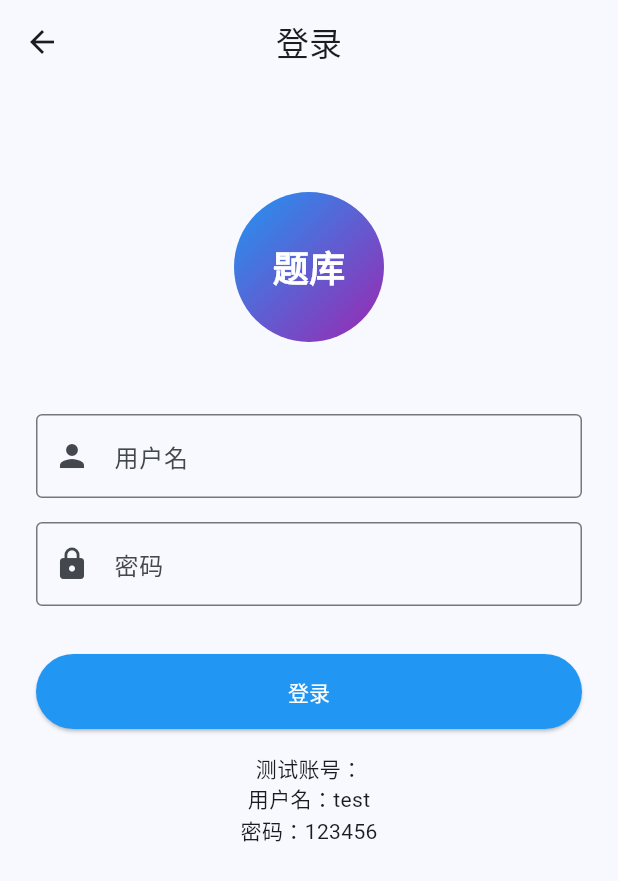
After one commit to fqy9242/biguo-app, a Flutter app: the screen it shows after launch, item 2 of the bottom bar chosen, after a tap on "登录", on a phone screen of 412 x 824 dp. The commit adds this screen. Shown: the top 881 px of the screen. Run offline on Flutter 3.47's test engine with Material 3 defaults, Android fonts, the phone set to English and light mode, and no system bars; our stand-ins replace shared_preferences.

Commit message:
feat:个人中心页

```diff
--- a/lib/main.dart
+++ b/lib/main.dart
@@ -1,9 +1,12 @@
 import 'package:flutter/material.dart';
+import 'package:shared_preferences/shared_preferences.dart';
 import 'models/lib/models.dart';
 import 'pages/quiz_page.dart';
 import 'pages/question_bank_page.dart';
 import 'pages/add_question_page.dart';
 import 'pages/import_word_page.dart';
+import 'pages/login_page.dart';
+import 'pages/profile_page.dart';
 
 void main() {
   runApp(const MyApp());
@@ -35,11 +38,25 @@ class HomePage extends StatefulWidget {
 class _HomePageState extends State<HomePage> {
   final QuizBankManager _bankManager = QuizBankManager();
   bool _isInitialized = false;
+  String? _loggedInUser;
+  int _currentIndex = 0;
 
   @override
   void initState() {
     super.initState();
     _initializeMockData();
+    _loadLoginStatus();
+  }
+
+  // 加载登录状态
+  Future<void> _loadLoginStatus() async {
+    final prefs = await SharedPreferences.getInstance();
+    final username = prefs.getString('loggedInUser');
+    if (username != null) {
+      setState(() {
+        _loggedInUser = username;
+      });
+    }
   }
 
   // 初始化模拟数据
@@ -61,12 +78,7 @@ class _HomePageState extends State<HomePage> {
         id: '1',
         content: '以下哪个是Flutter的特点？',
         difficulty: Difficulty.medium,
-        options: [
-          '跨平台开发',
-          '仅支持iOS',
-          '仅支持Android',
-          '需要原生代码开发',
-        ],
+        options: ['跨平台开发', '仅支持iOS', '仅支持Android', '需要原生代码开发'],
         correctAnswerIndex: 0,
         explanation: 'Flutter是一个跨平台的UI框架，可以使用一套代码构建iOS、Android、Web和桌面应用。',
         bankId: mockBank2.id,
@@ -91,7 +103,8 @@ class _HomePageState extends State<HomePage> {
         id: '4',
         content: '请简要说明Flutter的热重载功能。',
         difficulty: Difficulty.hard,
-        referenceAnswer: 'Flutter的热重载功能允许开发者在不重启应用的情况下，将代码更改实时应用到运行中的应用上，大大提高了开发效率。',
+        referenceAnswer:
+            'Flutter的热重载功能允许开发者在不重启应用的情况下，将代码更改实时应用到运行中的应用上，大大提高了开发效率。',
         explanation: '热重载通过替换应用的Widget树来实现，保留应用的状态，使开发者能够快速看到代码更改的效果。',
         bankId: mockBank2.id,
       ),
@@ -102,12 +115,7 @@ class _HomePageState extends State<HomePage> {
         id: '5',
         content: '下列哪个是唐代诗人？',
         difficulty: Difficulty.easy,
-        options: [
-          '李白',
-          '苏轼',
-          '辛弃疾',
-          '李清照',
-        ],
+        options: ['李白', '苏轼', '辛弃疾', '李清照'],
         correctAnswerIndex: 0,
         explanation: '李白是唐代著名诗人，被称为"诗仙"。',
         bankId: mockBank1.id,
@@ -171,9 +179,9 @@ class _HomePageState extends State<HomePage> {
           TextButton(
             onPressed: () {
               if (bankName.isEmpty) {
-                ScaffoldMessenger.of(context).showSnackBar(
-                  const SnackBar(content: Text('请输入题库名称')),
-                );
+                ScaffoldMessenger.of(
+                  context,
+                ).showSnackBar(const SnackBar(content: Text('请输入题库名称')));
                 return;
               }
 
@@ -206,10 +214,8 @@ class _HomePageState extends State<HomePage> {
     Navigator.push(
       context,
       MaterialPageRoute(
-        builder: (context) => QuizPage(
-          questions: questions,
-          title: '练习 - ${bank.name}',
-        ),
+        builder: (context) =>
+            QuizPage(questions: questions, title: '练习 - ${bank.name}'),
       ),
     );
   }
@@ -254,11 +260,38 @@ class _HomePageState extends State<HomePage> {
   // 显示消息
   void _showMessage(String message) {
     ScaffoldMessenger.of(context).showSnackBar(
-      SnackBar(
-        content: Text(message),
-        duration: const Duration(seconds: 2),
+      SnackBar(content: Text(message), duration: const Duration(seconds: 2)),
+    );
+  }
+
+  // 导航到登录页面
+  void _navigateToLogin() {
+    Navigator.push(
+      context,
+      MaterialPageRoute(
+        builder: (context) => LoginPage(onLoginSuccess: _handleLoginSuccess),
       ),
     );
+  }
+
+  // 处理登录成功
+  Future<void> _handleLoginSuccess(String username) async {
+    final prefs = await SharedPreferences.getInstance();
+    await prefs.setString('loggedInUser', username);
+    setState(() {
+      _loggedInUser = username;
+    });
+    _showMessage('登录成功，欢迎 $username');
+  }
+
+  // 处理登出
+  Future<void> _handleLogout() async {
+    final prefs = await SharedPreferences.getInstance();
+    await prefs.remove('loggedInUser');
+    setState(() {
+      _loggedInUser = null;
+    });
+    _showMessage('已登出');
   }
 
   @override
@@ -269,22 +302,7 @@ class _HomePageState extends State<HomePage> {
         backgroundColor: Colors.white,
         elevation: 1,
         foregroundColor: Colors.black,
-        actions: [
-          TextButton(
-            onPressed: () {},
-            child: const Text('合并题库'),
-            style: TextButton.styleFrom(
-              foregroundColor: Colors.blue,
-            ),
-          ),
-          TextButton(
-            onPressed: () {},
-            child: const Text('历史记录'),
-            style: TextButton.styleFrom(
-              foregroundColor: Colors.blue,
-            ),
-          ),
-        ],
+        actions: [],
       ),
       body: Container(
         color: Colors.white,
@@ -337,7 +355,10 @@ class _HomePageState extends State<HomePage> {
                           itemBuilder: (context, index) {
                             final bank = _bankManager.getAllQuizBanks()[index];
                             final isRecent = index == 0; // 模拟最近学习
-                            final isStarred = index == _bankManager.getAllQuizBanks().length - 1; // 模拟星标
+                            final isStarred =
+                                index ==
+                                _bankManager.getAllQuizBanks().length -
+                                    1; // 模拟星标
 
                             return GestureDetector(
                               onTap: () => _navigateToQuiz(bank),
@@ -352,13 +373,18 @@ class _HomePageState extends State<HomePage> {
                                   ),
                                 ),
                                 child: Padding(
-                                  padding: const EdgeInsets.symmetric(vertical: 12),
+                                  padding: const EdgeInsets.symmetric(
+                                    vertical: 12,
+                                  ),
                                   child: Row(
-                                    crossAxisAlignment: CrossAxisAlignment.start,
+                                    crossAxisAlignment:
+                                        CrossAxisAlignment.start,
                                     children: [
                                       // 左侧图标
                                       Container(
-                                        margin: const EdgeInsets.only(right: 12),
+                                        margin: const EdgeInsets.only(
+                                          right: 12,
+                                        ),
                                         child: Stack(
                                           children: [
                                             Container(
@@ -366,7 +392,8 @@ class _HomePageState extends State<HomePage> {
                                               height: 48,
                                               decoration: BoxDecoration(
                                                 color: Colors.blue[100],
-                                                borderRadius: BorderRadius.circular(8),
+                                                borderRadius:
+                                                    BorderRadius.circular(8),
                                               ),
                                               child: const Icon(
                                                 Icons.menu_book,
@@ -382,7 +409,8 @@ class _HomePageState extends State<HomePage> {
                                                 height: 20,
                                                 decoration: BoxDecoration(
                                                   color: Colors.yellow,
-                                                  borderRadius: BorderRadius.circular(10),
+                                                  borderRadius:
+                                                      BorderRadius.circular(10),
                                                 ),
                                                 child: const Icon(
                                                   Icons.arrow_upward,
@@ -398,7 +426,8 @@ class _HomePageState extends State<HomePage> {
                                       // 中间内容
                                       Expanded(
                                         child: Column(
-                                          crossAxisAlignment: CrossAxisAlignment.start,
+                                          crossAxisAlignment:
+                                              CrossAxisAlignment.start,
                                           children: [
                                             Row(
                                               children: [
@@ -424,10 +453,17 @@ class _HomePageState extends State<HomePage> {
                                               children: [
                                                 if (isRecent) ...[
                                                   Container(
-                                                    padding: const EdgeInsets.symmetric(horizontal: 6, vertical: 2),
+                                                    padding:
+                                                        const EdgeInsets.symmetric(
+                                                          horizontal: 6,
+                                                          vertical: 2,
+                                                        ),
                                                     decoration: BoxDecoration(
                                                       color: Colors.red[100],
-                                                      borderRadius: BorderRadius.circular(4),
+                                                      borderRadius:
+                                                          BorderRadius.circular(
+                                                            4,
+                                                          ),
                                                     ),
                                                     child: const Text(
                                                       '最近学习',
@@ -448,7 +484,9 @@ class _HomePageState extends State<HomePage> {
                                                 ),
                                                 const SizedBox(width: 16),
                                                 Text(
-                                                  isRecent ? '2026-01-08' : '2025-12-31',
+                                                  isRecent
+                                                      ? '2026-01-08'
+                                                      : '2025-12-31',
                                                   style: TextStyle(
                                                     color: Colors.grey[600],
                                                     fontSize: 14,
@@ -512,6 +550,40 @@ class _HomePageState extends State<HomePage> {
           ),
         ),
       ),
+      bottomNavigationBar: BottomNavigationBar(
+        currentIndex: _currentIndex,
+        onTap: (index) {
+          setState(() {
+            _currentIndex = index;
+            // 根据索引切换不同的页面
+            switch (index) {
+              case 0:
+                // 首页，保持当前页面
+                break;
+              case 1:
+                // 个人中心页面
+                Navigator.push(
+                  context,
+                  MaterialPageRoute(
+                    builder: (context) => ProfilePage(
+                      loggedInUser: _loggedInUser,
+                      onLogout: _handleLogout,
+                    ),
+                  ),
+                );
+                break;
+            }
+          });
+        },
+        items: const [
+          BottomNavigationBarItem(icon: Icon(Icons.home), label: '首页'),
+          BottomNavigationBarItem(icon: Icon(Icons.person), label: '我的'),
+        ],
+        selectedItemColor: Colors.blue,
+        unselectedItemColor: Colors.grey,
+        backgroundColor: Colors.white,
+        elevation: 2,
+      ),
     );
   }
 }
--- /dev/null
+++ b/lib/pages/login_page.dart
@@ -0,0 +1,139 @@
+import 'package:flutter/material.dart';
+
+class LoginPage extends StatefulWidget {
+  final Function(String username) onLoginSuccess;
+
+  const LoginPage({Key? key, required this.onLoginSuccess}) : super(key: key);
+
+  @override
+  State<LoginPage> createState() => _LoginPageState();
+}
+
+class _LoginPageState extends State<LoginPage> {
+  final _formKey = GlobalKey<FormState>();
+  String _username = '';
+  String _password = '';
+  bool _isLoading = false;
+
+  void _handleLogin() async {
+    if (_formKey.currentState?.validate() ?? false) {
+      _formKey.currentState?.save();
+      setState(() {
+        _isLoading = true;
+      });
+
+      // 模拟登录延迟
+      await Future.delayed(const Duration(seconds: 1));
+
+      // 模拟登录成功
+      widget.onLoginSuccess(_username);
+      Navigator.pop(context);
+    }
+  }
+
+  @override
+  Widget build(BuildContext context) {
+    return Scaffold(
+      appBar: AppBar(
+        title: const Text('登录'),
+        centerTitle: true,
+      ),
+      body: SingleChildScrollView(
+        padding: const EdgeInsets.all(24),
+        child: Form(
+          key: _formKey,
+          child: Column(
+            crossAxisAlignment: CrossAxisAlignment.stretch,
+            children: [
+              const SizedBox(height: 48),
+              // 应用Logo
+              Center(
+                child: Container(
+                  width: 100,
+                  height: 100,
+                  decoration: BoxDecoration(
+                    shape: BoxShape.circle,
+                    gradient: LinearGradient(
+                      colors: [Colors.blue, Colors.purple],
+                      begin: Alignment.topLeft,
+                      end: Alignment.bottomRight,
+                    ),
+                  ),
+                  child: const Center(
+                    child: Text(
+                      '题库',
+                      style: TextStyle(
+                        fontSize: 24,
+                        fontWeight: FontWeight.bold,
+                        color: Colors.white,
+                      ),
+                    ),
+                  ),
+                ),
+              ),
+              const SizedBox(height: 48),
+              // 用户名输入
+              TextFormField(
+                decoration: const InputDecoration(
+                  labelText: '用户名',
+                  hintText: '请输入用户名',
+                  border: OutlineInputBorder(),
+                  prefixIcon: Icon(Icons.person),
+                ),
+                onSaved: (value) => _username = value!,
+                validator: (value) {
+                  if (value?.isEmpty ?? true) {
+                    return '请输入用户名';
+                  }
+                  return null;
+                },
+              ),
+              const SizedBox(height: 16),
+              // 密码输入
+              TextFormField(
+                decoration: const InputDecoration(
+                  labelText: '密码',
+                  hintText: '请输入密码',
+                  border: OutlineInputBorder(),
+                  prefixIcon: Icon(Icons.lock),
+                ),
+                obscureText: true,
+                onSaved: (value) => _password = value!,
+                validator: (value) {
+                  if (value?.isEmpty ?? true) {
+                    return '请输入密码';
+                  }
+                  return null;
+                },
+              ),
+              const SizedBox(height: 32),
+              // 登录按钮
+              ElevatedButton(
+                onPressed: _isLoading ? null : _handleLogin,
+                style: ElevatedButton.styleFrom(
+                  minimumSize: const Size(double.infinity, 50),
+                  backgroundColor: Colors.blue,
+                  foregroundColor: Colors.white,
+                ),
+                child: _isLoading
+                    ? const CircularProgressIndicator(color: Colors.white)
+                    : const Text('登录'),
+              ),
+              const SizedBox(height: 16),
+              // 测试账号提示
+              Center(
+                child: Column(
+                  children: [
+                    const Text('测试账号：'),
+                    Text('用户名：test'),
+                    Text('密码：123456'),
+                  ],
+                ),
+              ),
+            ],
+          ),
+        ),
+      ),
+    );
+  }
+}
--- /dev/null
+++ b/lib/pages/profile_page.dart
@@ -0,0 +1,189 @@
+import 'package:flutter/material.dart';
+import 'login_page.dart';
+
+class ProfilePage extends StatefulWidget {
+  final String? loggedInUser;
+  final Function() onLogout;
+
+  const ProfilePage({Key? key, this.loggedInUser, required this.onLogout})
+    : super(key: key);
+
+  @override
+  State<ProfilePage> createState() => _ProfilePageState();
+}
+
+class _ProfilePageState extends State<ProfilePage> {
+  @override
+  Widget build(BuildContext context) {
+    return Scaffold(
+      appBar: AppBar(title: const Text('个人中心'), centerTitle: true),
+      body: SingleChildScrollView(
+        padding: const EdgeInsets.all(24),
+        child: Column(
+          crossAxisAlignment: CrossAxisAlignment.stretch,
+          children: [
+            // 用户信息卡片
+            Card(
+              elevation: 2,
+              shape: RoundedRectangleBorder(
+                borderRadius: BorderRadius.circular(16),
+              ),
+              child: Padding(
+                padding: const EdgeInsets.all(24),
+                child: Column(
+                  children: [
+                    // 用户头像
+                    Container(
+                      width: 100,
+                      height: 100,
+                      decoration: BoxDecoration(
+                        shape: BoxShape.circle,
+                        gradient: LinearGradient(
+                          colors: [Colors.blue, Colors.purple],
+                          begin: Alignment.topLeft,
+                          end: Alignment.bottomRight,
+                        ),
+                      ),
+                      child: const Center(
+                        child: Icon(
+                          Icons.person,
+                          size: 50,
+                          color: Colors.white,
+                        ),
+                      ),
+                    ),
+                    const SizedBox(height: 16),
+                    // 用户名
+                    Text(
+                      widget.loggedInUser ?? '未登录',
+                      style: const TextStyle(
+                        fontSize: 20,
+                        fontWeight: FontWeight.bold,
+                      ),
+                    ),
+                    const SizedBox(height: 8),
+                    // 登录状态
+                    Text(
+                      widget.loggedInUser != null ? '已登录' : '未登录',
+                      style: TextStyle(
+                        color: widget.loggedInUser != null
+                            ? Colors.green
+                            : Colors.grey,
+                      ),
+                    ),
+                  ],
+                ),
+              ),
+            ),
+            const SizedBox(height: 24),
+            // 功能菜单
+            Card(
+              elevation: 2,
+              shape: RoundedRectangleBorder(
+                borderRadius: BorderRadius.circular(16),
+              ),
+              child: Column(
+                children: [
+                  _buildMenuItem('我的题库', Icons.book, () {
+                    Navigator.pop(context);
+                  }),
+                  const Divider(height: 1),
+                  _buildMenuItem('学习记录', Icons.history, () {
+                    _showMessage('学习记录功能开发中');
+                  }),
+                  const Divider(height: 1),
+                  _buildMenuItem('收藏题目', Icons.star, () {
+                    _showMessage('收藏题目功能开发中');
+                  }),
+                  const Divider(height: 1),
+                  _buildMenuItem('设置', Icons.settings, () {
+                    _showMessage('设置功能开发中');
+                  }),
+                ],
+              ),
+            ),
+            const SizedBox(height: 24),
+            // 登出按钮
+            if (widget.loggedInUser != null)
+              ElevatedButton.icon(
+                onPressed: widget.onLogout,
+                icon: const Icon(Icons.logout),
+                label: const Text('登出'),
+                style: ElevatedButton.styleFrom(
+                  backgroundColor: Colors.red,
+                  foregroundColor: Colors.white,
+                  minimumSize: const Size(double.infinity, 50),
+                  shape: RoundedRectangleBorder(
+                    borderRadius: BorderRadius.circular(16),
+                  ),
+                ),
+              ),
+            // 登录按钮
+            if (widget.loggedInUser == null)
+              ElevatedButton.icon(
+                onPressed: () {
+                  Navigator.pop(context);
+                  // 跳转到登录页面
+                  Navigator.push(
+                    context,
+                    MaterialPageRoute(
+                      builder: (context) => LoginPage(
+                        onLoginSuccess: (username) {
+                          // 登录成功后刷新个人中心页面
+                          Navigator.pop(context);
+                          Navigator.push(
+                            context,
+                            MaterialPageRoute(
+                              builder: (context) => ProfilePage(
+                                loggedInUser: username,
+                                onLogout: widget.onLogout,
+                              ),
+                            ),
+                          );
+                        },
+                      ),
+                    ),
+                  );
+                },
+                icon: const Icon(Icons.login),
+                label: const Text('登录'),
+                style: ElevatedButton.styleFrom(
+                  backgroundColor: Colors.blue,
+                  foregroundColor: Colors.white,
+                  minimumSize: const Size(double.infinity, 50),
+                  shape: RoundedRectangleBorder(
+                    borderRadius: BorderRadius.circular(16),
+                  ),
+                ),
+              ),
+            const SizedBox(height: 24),
+            // 版本信息
+            Center(
+              child: Text(
+                '版本 1.0.0',
+                style: TextStyle(color: Colors.grey, fontSize: 14),
+              ),
+            ),
+          ],
+        ),
+      ),
+    );
+  }
+
+  // 构建菜单项
+  Widget _buildMenuItem(String title, IconData icon, VoidCallback onTap) {
+    return ListTile(
+      leading: Icon(icon, color: Colors.blue),
+      title: Text(title),
+      trailing: const Icon(Icons.chevron_right, color: Colors.grey),
+      onTap: onTap,
+    );
+  }
+
+  // 显示消息提示
+  void _showMessage(String message) {
+    ScaffoldMessenger.of(context).showSnackBar(
+      SnackBar(content: Text(message), duration: const Duration(seconds: 2)),
+    );
+  }
+}
--- a/pubspec.yaml
+++ b/pubspec.yaml
@@ -39,6 +39,7 @@ dependencies:
   sqflite: ^2.4.2
   provider: ^6.1.5+1
   uuid: ^4.5.2
+  shared_preferences: ^2.2.3
 
 dev_dependencies:
   flutter_test:
```
Also changed, not shown: pubspec.lock.
